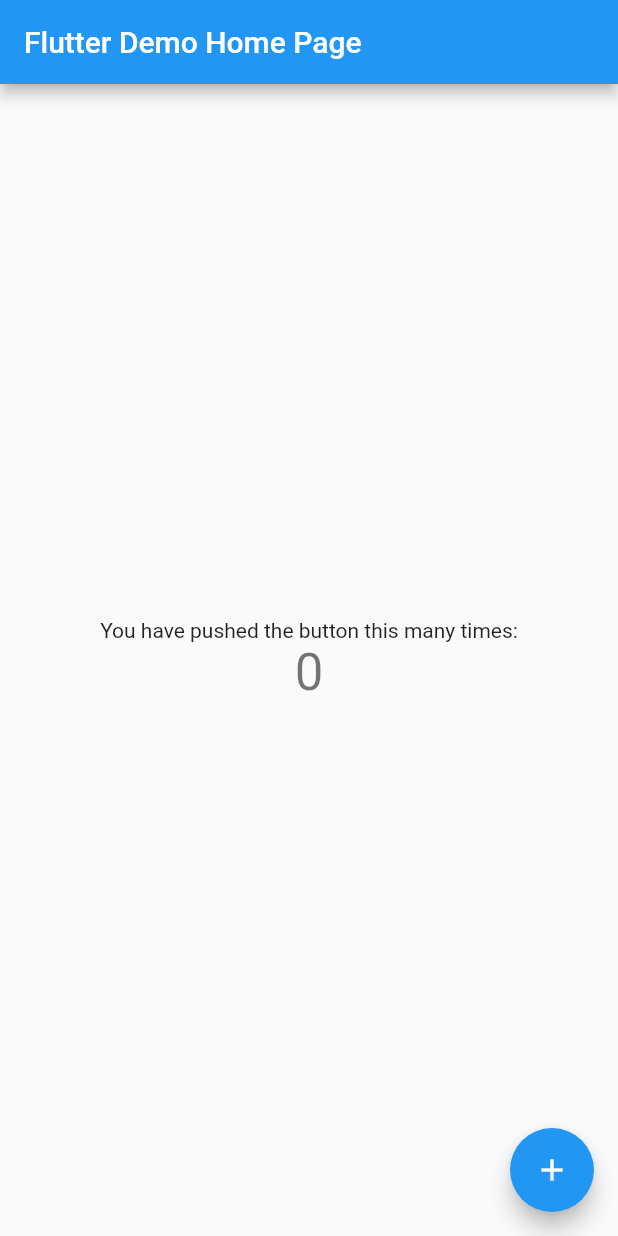
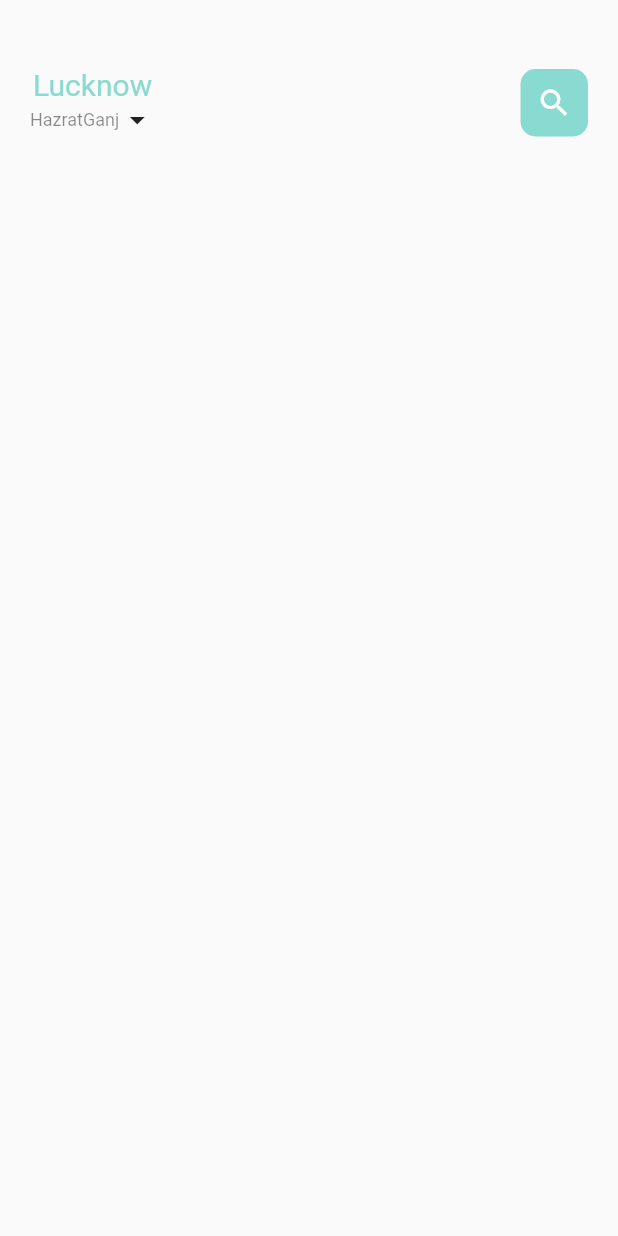
Before and after one commit to Shadabdullah/food, a Flutter app: the screen it shows after launch, on a phone screen of 412 x 824 dp. Run offline on Flutter 3.47's test engine with Material 2 defaults, Android fonts, the light colour scheme and no system bars.

Commit message:
working on page builder

```diff
--- /dev/null
+++ b/foodbase/lib/home/food_page_body.dart
@@ -0,0 +1,18 @@
+import 'package:flutter/material.dart';
+
+
+class FoodPageBody extends StatefulWidget {
+  const FoodPageBody({super.key});
+
+  @override
+  State<FoodPageBody> createState() => _FoodPageBodyState();
+}
+
+class _FoodPageBodyState extends State<FoodPageBody> {
+  @override
+  Widget build(BuildContext context) {
+    return Container(
+      child: PageView.builder(itemBuilder: itemBuilder),
+    );
+  }
+}
--- /dev/null
+++ b/foodbase/lib/home/main_food_page.dart
@@ -0,0 +1,64 @@
+import 'package:flutter/material.dart';
+import 'package:flutter/src/widgets/framework.dart';
+import 'package:flutter/src/widgets/placeholder.dart';
+import 'package:foodbase/utils/colors.dart';
+import 'package:foodbase/utils/widgets/big_text.dart';
+import 'package:foodbase/utils/widgets/small_text.dart';
+
+class MainFoodPage extends StatefulWidget {
+  const MainFoodPage({super.key});
+
+  @override
+  State<MainFoodPage> createState() => _MainFoodPageState();
+}
+
+class _MainFoodPageState extends State<MainFoodPage> {
+  @override
+  Widget build(BuildContext context) {
+    return Scaffold(
+        body: Column(
+      children: [
+        Container(
+          child: Container(
+            margin: EdgeInsets.only(top: 45, bottom: 35),
+            padding: EdgeInsets.only(left: 20, right: 20),
+            child: Row(
+                mainAxisAlignment: MainAxisAlignment.spaceBetween,
+                children: [
+                  Column(
+                    children: [
+                      BigText(
+                        text: 'Lucknow',
+                        color: AppColors.mainColor,
+                      ),
+                      Row(
+                        children: [
+                          SmallText(
+                            text: 'HazratGanj',
+                            color: Colors.black45,
+                          ),
+                          const  Icon(Icons.arrow_drop_down)
+                        ],
+                      )
+                    ],
+                  ),
+                  Center(
+                    child: Container(
+                      width: 45,
+                      height: 45,
+                      child: Icon(
+                        Icons.search,
+                        color: Colors.white,
+                      ),
+                      decoration: BoxDecoration(
+                          borderRadius: BorderRadius.circular(10),
+                          color: AppColors.mainColor),
+                    ),
+                  )
+                ]),
+          ),
+        ),
+      ],
+    ));
+  }
+}
--- a/foodbase/lib/main.dart
+++ b/foodbase/lib/main.dart
@@ -1,4 +1,5 @@
 import 'package:flutter/material.dart';
+import 'package:foodbase/home/main_food_page.dart';
 
 void main() {
   runApp(const MyApp());
@@ -11,105 +12,13 @@
   @override
   Widget build(BuildContext context) {
     return MaterialApp(
+      debugShowCheckedModeBanner: false,
       title: 'Flutter Demo',
       theme: ThemeData(
-        // This is the theme of your application.
-        //
-        // Try running your application with "flutter run". You'll see the
-        // application has a blue toolbar. Then, without quitting the app, try
-        // changing the primarySwatch below to Colors.green and then invoke
-        // "hot reload" (press "r" in the console where you ran "flutter run",
-        // or simply save your changes to "hot reload" in a Flutter IDE).
-        // Notice that the counter didn't reset back to zero; the application
-        // is not restarted.
+
         primarySwatch: Colors.blue,
       ),
-      home: const MyHomePage(title: 'Flutter Demo Home Page'),
+      home: const MainFoodPage(),
     );
   }
 }
-
-class MyHomePage extends StatefulWidget {
-  const MyHomePage({super.key, required this.title});
-
-  // This widget is the home page of your application. It is stateful, meaning
-  // that it has a State object (defined below) that contains fields that affect
-  // how it looks.
-
-  // This class is the configuration for the state. It holds the values (in this
-  // case the title) provided by the parent (in this case the App widget) and
-  // used by the build method of the State. Fields in a Widget subclass are
-  // always marked "final".
-
-  final String title;
-
-  @override
-  State<MyHomePage> createState() => _MyHomePageState();
-}
-
-class _MyHomePageState extends State<MyHomePage> {
-  int _counter = 0;
-
-  void _incrementCounter() {
-    setState(() {
-      // This call to setState tells the Flutter framework that something has
-      // changed in this State, which causes it to rerun the build method below
-      // so that the display can reflect the updated values. If we changed
-      // _counter without calling setState(), then the build method would not be
-      // called again, and so nothing would appear to happen.
-      _counter++;
-    });
-  }
-
-  @override
-  Widget build(BuildContext context) {
-    // This method is rerun every time setState is called, for instance as done
-    // by the _incrementCounter method above.
-    //
-    // The Flutter framework has been optimized to make rerunning build methods
-    // fast, so that you can just rebuild anything that needs updating rather
-    // than having to individually change instances of widgets.
-    return Scaffold(
-      appBar: AppBar(
-        // Here we take the value from the MyHomePage object that was created by
-        // the App.build method, and use it to set our appbar title.
-        title: Text(widget.title),
-      ),
-      body: Center(
-        // Center is a layout widget. It takes a single child and positions it
-        // in the middle of the parent.
-        child: Column(
-          // Column is also a layout widget. It takes a list of children and
-          // arranges them vertically. By default, it sizes itself to fit its
-          // children horizontally, and tries to be as tall as its parent.
-          //
-          // Invoke "debug painting" (press "p" in the console, choose the
-          // "Toggle Debug Paint" action from the Flutter Inspector in Android
-          // Studio, or the "Toggle Debug Paint" command in Visual Studio Code)
-          // to see the wireframe for each widget.
-          //
-          // Column has various properties to control how it sizes itself and
-          // how it positions its children. Here we use mainAxisAlignment to
-          // center the children vertically; the main axis here is the vertical
-          // axis because Columns are vertical (the cross axis would be
-          // horizontal).
-          mainAxisAlignment: MainAxisAlignment.center,
-          children: <Widget>[
-            const Text(
-              'You have pushed the button this many times:',
-            ),
-            Text(
-              '$_counter',
-              style: Theme.of(context).textTheme.headlineMedium,
-            ),
-          ],
-        ),
-      ),
-      floatingActionButton: FloatingActionButton(
-        onPressed: _incrementCounter,
-        tooltip: 'Increment',
-        child: const Icon(Icons.add),
-      ), // This trailing comma makes auto-formatting nicer for build methods.
-    );
-  }
-}
--- /dev/null
+++ b/foodbase/lib/utils/colors.dart
@@ -0,0 +1,16 @@
+import 'package:flutter/material.dart';
+
+class AppColors {
+  static const Color textColor = Color(0xFFccc7c5);
+  static const Color mainColor = Color(0xFF89dad0);
+  static const Color mainColor2 = Color(0xFFfa7552);
+  static const Color iconColor1 = Color(0xFFffd28d);
+  static const Color iconColor2 = Color(0xFFfcab88);
+  static const Color paraColor = Color(0xFF8f837f);
+  static const Color buttonBackgroundColor = Color(0xFFf7f6f4);
+  static const Color signColor = Color(0xFFa9a29f);
+  static const Color titleColor = Color(0xFF5c524f);
+  static const Color mainBlackColor = Color(0xFF332d2b);
+  static const Color yellowColor = Color(0xFFfa7552);
+  static const Color yellowColor2 = Color(0xFFffd379);
+}
--- /dev/null
+++ b/foodbase/lib/utils/widgets/big_text.dart
@@ -0,0 +1,31 @@
+import 'package:flutter/cupertino.dart';
+
+class BigText extends StatelessWidget {
+  late Color? color;
+  final String text;
+  late double size;
+  late TextOverflow overflow;
+
+  BigText(
+      {Key? key,
+      this.color = const Color(0xFF332d2b),
+      required this.text,
+      this.overflow = TextOverflow.ellipsis,
+      this.size = 20})
+      : super(key: key);
+
+  @override
+  Widget build(BuildContext context) {
+    return Text(
+      text,
+      maxLines: 1,
+      overflow: overflow,
+      style: TextStyle(
+          color: color,
+          fontFamily: 'Roboto',
+          fontSize: size,
+
+          fontWeight: FontWeight.w400),
+    );
+  }
+}
--- /dev/null
+++ b/foodbase/lib/utils/widgets/small_text.dart
@@ -0,0 +1,31 @@
+import 'dart:collection';
+
+import 'package:flutter/cupertino.dart';
+
+class SmallText extends StatelessWidget {
+  late Color? color;
+  final String text;
+  late double size;
+  late double height;
+
+  SmallText(
+      {Key? key,
+      this.color = const Color(0xFFccc7c5),
+      required this.text,
+      this.height = 1.2 ,
+      this.size = 12})
+      : super(key: key);
+
+  @override
+  Widget build(BuildContext context) {
+    return Text(
+      text,
+      style: TextStyle(
+        color: color,
+        fontFamily: 'Roboto',
+        fontSize: size,
+        height: height
+      ),
+    );
+  }
+}
--- /dev/null
+++ b/foodbase/txt.txt
@@ -0,0 +1 @@
+41.5 minutes
```
Also changed, not shown: foodbase/pubspec.yaml (+12 -11 lines).
